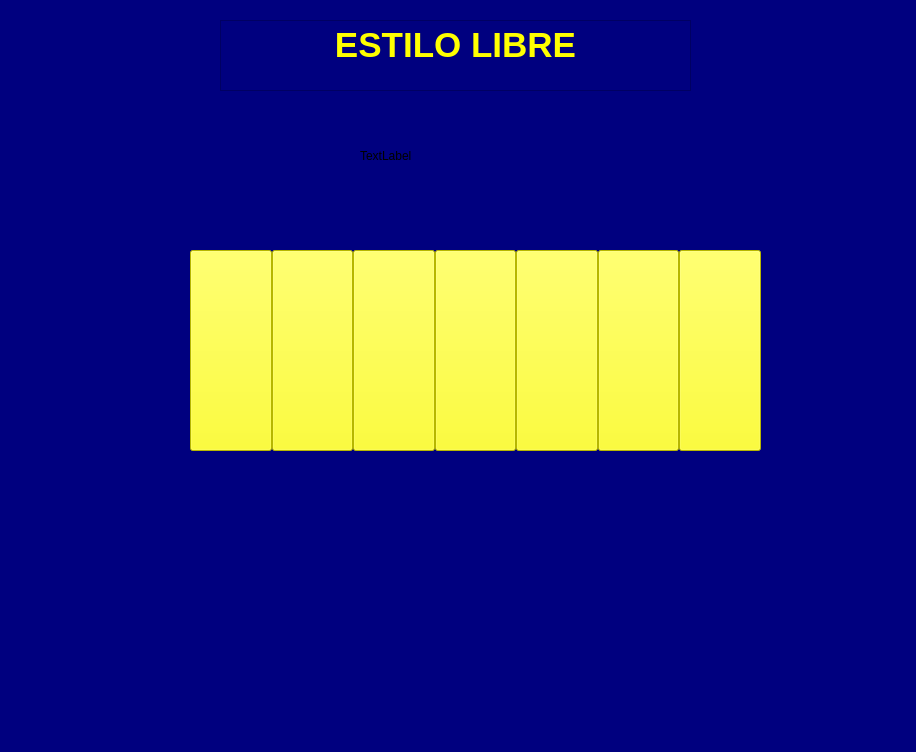
Above: Interfaz Gráfica/S_D - copia.ui from ChrisX4Ever/TIC2_PF_CICS before the change. Below: the same form after it.
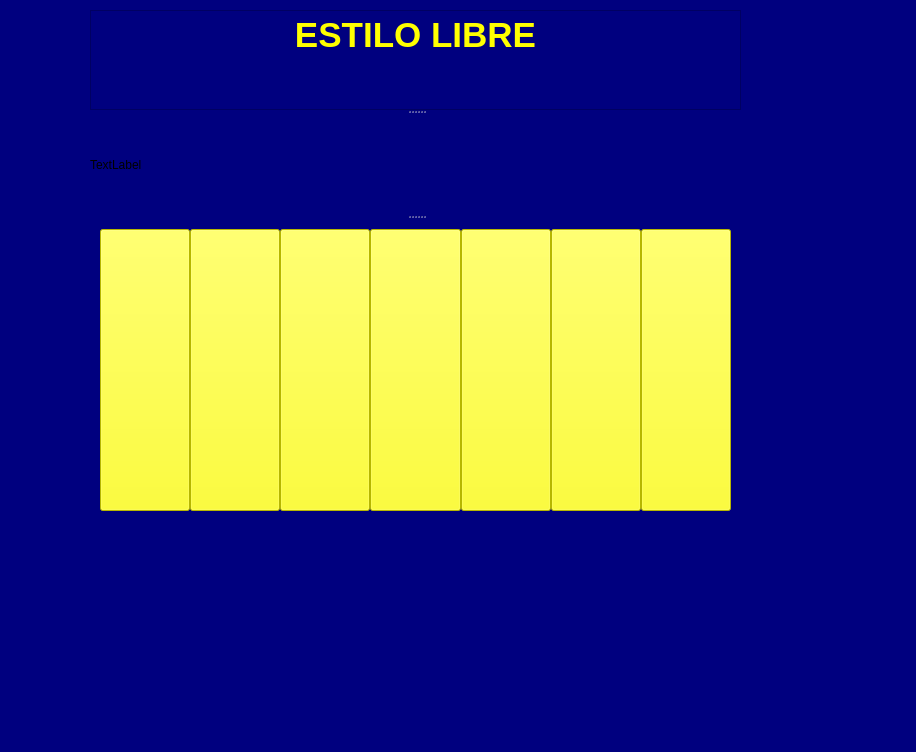
That is the form after the change. Icons and pictures are not drawn.

Commit message: Modificado "S_D - copia.ui"

```diff
--- a/Interfaz Gráfica/S_D - copia.ui
+++ b/Interfaz Gráfica/S_D - copia.ui
@@ -39,32 +39,39 @@
      <bool>true</bool>
     </property>
    </widget>
+   <widget class="QSplitter" name="splitter">
+    <property name="geometry">
+     <rect>
+      <x>90</x>
+      <y>10</y>
+      <width>651</width>
+      <height>511</height>
+     </rect>
+    </property>
+    <property name="orientation">
+     <enum>Qt::Vertical</enum>
+    </property>
    <widget class="QTextBrowser" name="textBrowser">
-    <property name="geometry">
-     <rect>
-      <x>220</x>
-      <y>20</y>
-      <width>471</width>
-      <height>71</height>
-     </rect>
+     <property name="maximumSize">
+      <size>
+       <width>16777215</width>
+       <height>100</height>
+      </size>
     </property>
     <property name="html">
      <string>&lt;!DOCTYPE HTML PUBLIC &quot;-//W3C//DTD HTML 4.0//EN&quot; &quot;http://www.w3.org/TR/REC-html40/strict.dtd&quot;&gt;
 &lt;html&gt;&lt;head&gt;&lt;meta name=&quot;qrichtext&quot; content=&quot;1&quot; /&gt;&lt;style type=&quot;text/css&quot;&gt;
 p, li { white-space: pre-wrap; }
-&lt;/style&gt;&lt;/head&gt;&lt;body style=&quot; font-family:'MS Shell Dlg 2'; font-size:7.8pt; font-weight:400; font-style:normal;&quot;&gt;
+&lt;/style&gt;&lt;/head&gt;&lt;body style=&quot; font-family:'MS Shell Dlg 2'; font-size:8.25pt; font-weight:400; font-style:normal;&quot;&gt;
 &lt;p align=&quot;center&quot; style=&quot; margin-top:0px; margin-bottom:0px; margin-left:0px; margin-right:0px; -qt-block-indent:0; text-indent:0px;&quot;&gt;&lt;span style=&quot; font-size:26pt; font-weight:600; color:#ffff00;&quot;&gt;ESTILO LIBRE&lt;/span&gt;&lt;/p&gt;&lt;/body&gt;&lt;/html&gt;</string>
     </property>
    </widget>
+    <widget class="QLabel" name="label_2">
+     <property name="text">
+      <string>TextLabel</string>
+     </property>
+    </widget>
    <widget class="QFrame" name="horizontalFrame">
-    <property name="geometry">
-     <rect>
-      <x>180</x>
-      <y>240</y>
-      <width>591</width>
-      <height>221</height>
-     </rect>
-    </property>
     <property name="styleSheet">
      <string notr="true">color: rgb(0, 0, 127);</string>
     </property>
@@ -198,18 +205,6 @@
      </item>
     </layout>
    </widget>
-   <widget class="QLabel" name="label_2">
-    <property name="geometry">
-     <rect>
-      <x>360</x>
-      <y>120</y>
-      <width>231</width>
-      <height>71</height>
-     </rect>
-    </property>
-    <property name="text">
-     <string>TextLabel</string>
-    </property>
    </widget>
   </widget>
   <widget class="QMenuBar" name="menubar">
```
Left out of the diff: 16 changed lines with no effect on the pictures. Lines whose indentation alone changed are shown as unchanged.
